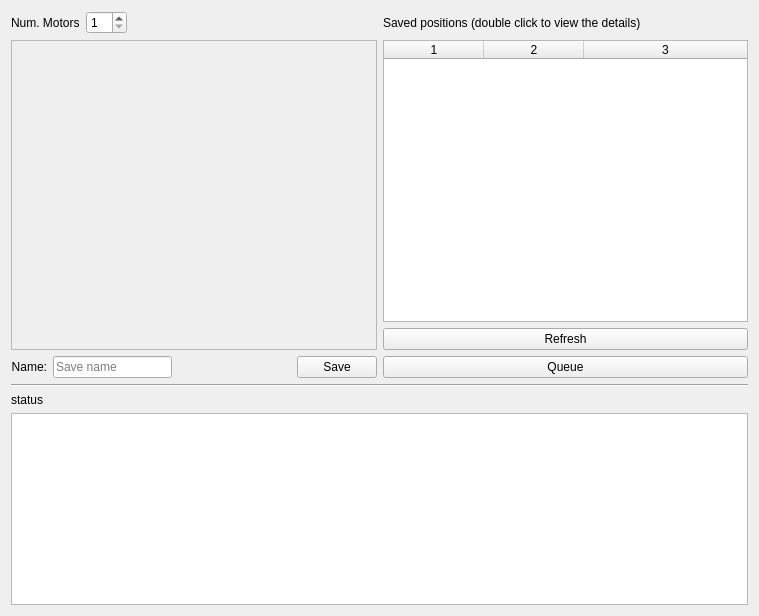
Old version of the form src/firefly/plans/save_motor_window.ui in the repository spc-group/haven.
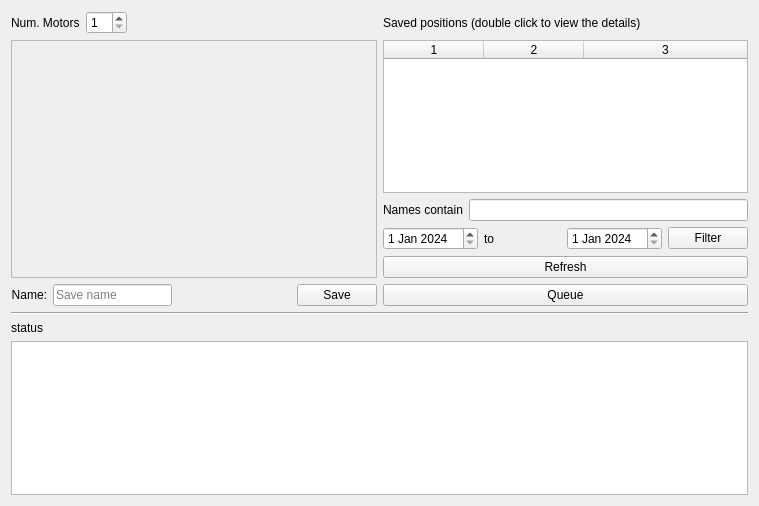
New version of the form. Custom widgets are drawn as their Qt base class.

Commit message: added filter dates&names, and auto-refresh after saving a new position

Diff of the .ui file:
```diff
--- a/src/firefly/plans/save_motor_window.ui
+++ b/src/firefly/plans/save_motor_window.ui
@@ -7,7 +7,7 @@
     <x>0</x>
     <y>0</y>
     <width>759</width>
-    <height>616</height>
+    <height>506</height>
    </rect>
   </property>
   <property name="windowTitle">
@@ -50,6 +50,9 @@
            <property name="editTriggers">
             <set>QAbstractItemView::NoEditTriggers</set>
            </property>
+           <property name="alternatingRowColors">
+            <bool>true</bool>
+           </property>
            <property name="sortingEnabled">
             <bool>true</bool>
            </property>
@@ -65,14 +68,77 @@
            <attribute name="horizontalHeaderStretchLastSection">
             <bool>true</bool>
            </attribute>
+           <attribute name="verticalHeaderVisible">
+            <bool>false</bool>
+           </attribute>
            <attribute name="verticalHeaderShowSortIndicator" stdset="0">
-            <bool>true</bool>
+            <bool>false</bool>
            </attribute>
            <column/>
            <column/>
            <column/>
           </widget>
          </item>
+         <item>
+          <layout class="QHBoxLayout" name="horizontalLayout_5">
+           <item>
+            <widget class="QLabel" name="label_7">
+             <property name="text">
+              <string>Names contain</string>
+             </property>
+            </widget>
+           </item>
+           <item>
+            <widget class="QLineEdit" name="lineEdit_filter_names"/>
+           </item>
+          </layout>
+         </item>
+         <item>
+          <layout class="QHBoxLayout" name="horizontalLayout_4">
+           <item>
+            <widget class="QDateEdit" name="dateEdit_start">
+             <property name="dateTime">
+              <datetime>
+               <hour>0</hour>
+               <minute>0</minute>
+               <second>0</second>
+               <year>2024</year>
+               <month>1</month>
+               <day>1</day>
+              </datetime>
+             </property>
+            </widget>
+           </item>
+           <item>
+            <widget class="QLabel" name="label_6">
+             <property name="text">
+              <string>to</string>
+             </property>
+            </widget>
+           </item>
+           <item>
+            <widget class="QDateEdit" name="dateEdit_stop">
+             <property name="dateTime">
+              <datetime>
+               <hour>0</hour>
+               <minute>0</minute>
+               <second>0</second>
+               <year>2024</year>
+               <month>1</month>
+               <day>1</day>
+              </datetime>
+             </property>
+            </widget>
+           </item>
+           <item>
+            <widget class="QPushButton" name="pushButton_filter">
+             <property name="text">
+              <string>Filter</string>
+             </property>
+            </widget>
+           </item>
+          </layout>
+         </item>
          <item>
           <widget class="QPushButton" name="refresh_button">
            <property name="text">
@@ -172,7 +238,7 @@
               <x>0</x>
               <y>0</y>
               <width>362</width>
-              <height>293</height>
+              <height>234</height>
              </rect>
             </property>
             <layout class="QVBoxLayout" name="verticalLayout_5">
```
The commit also changes 1 other file.
